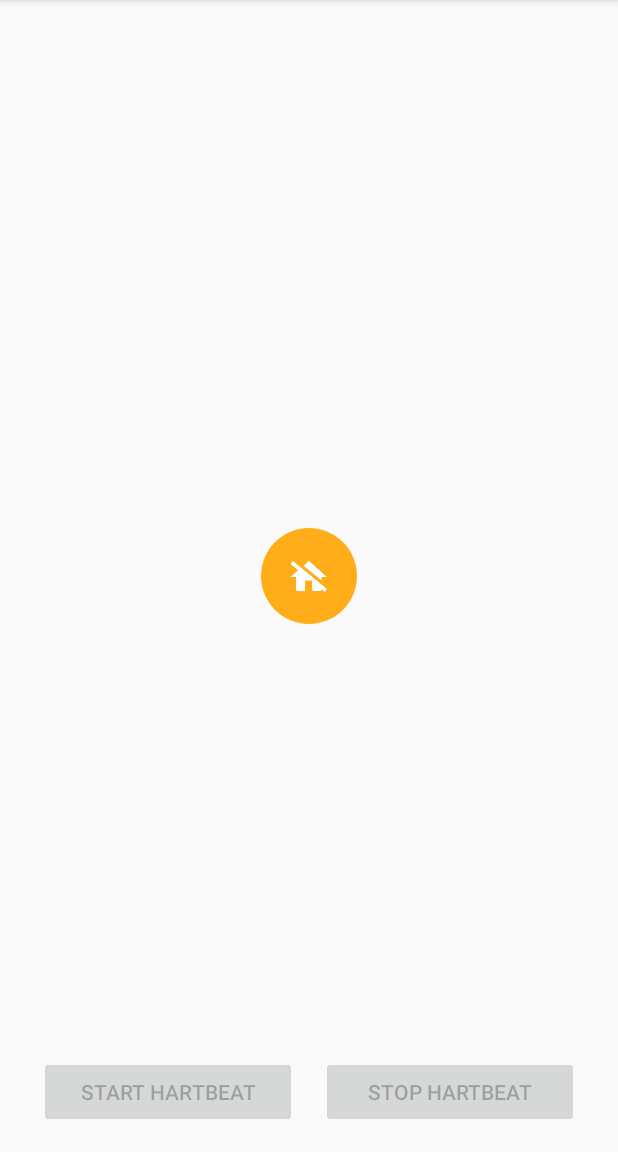
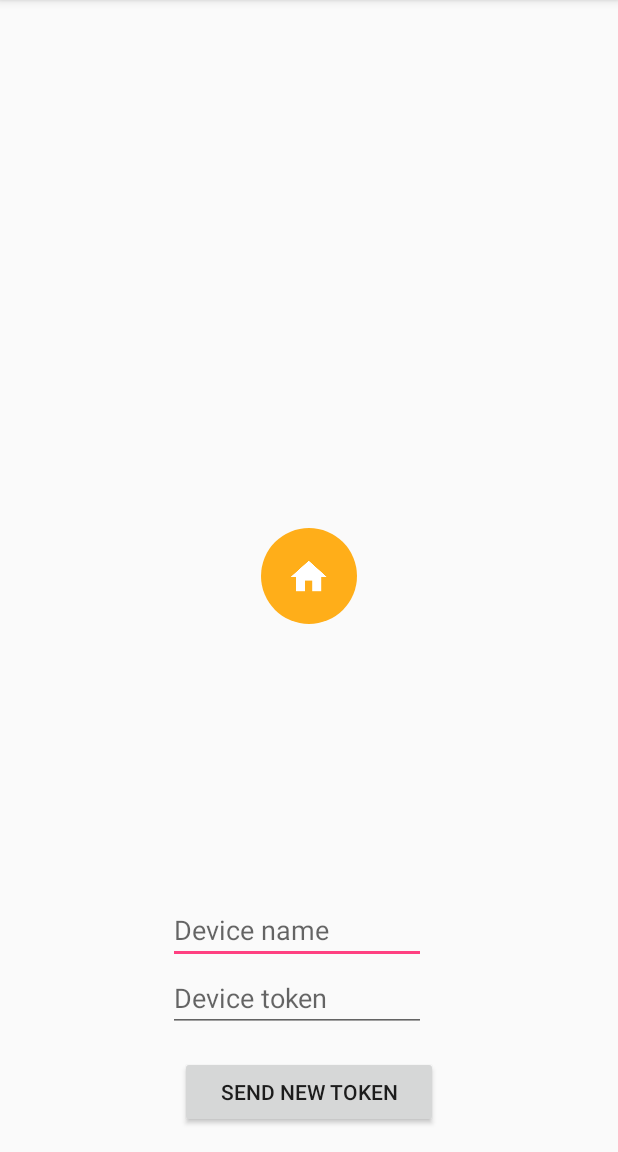
Before and after one commit to simmlemming/Home, an Android app: the screen it shows after launch (HomeActivity), on a phone screen of 412 x 824 dp, the part 84-1236 px from its top. Run offline under Robolectric (Android 15) with nearby library versions, the phone set to English and light mode, and no system bars; libraries missing offline, so code that uses them is left out: com.pubnub.api; 2 statements that could not run were skipped.

Commit message:
Client can send device token to server.

```diff
--- a/app/src/main/java/org/home/HomeActivity.java
+++ b/app/src/main/java/org/home/HomeActivity.java
@@ -6,8 +6,10 @@ import android.os.Bundle;
 import android.os.IBinder;
 import android.support.v7.app.AppCompatActivity;
 import android.view.View;
+import android.widget.EditText;
 import android.widget.ImageView;
 
+import org.home.network.SendGcmTokenRequest;
 import org.home.service.PubnubService;
 
 
@@ -58,7 +60,9 @@ public class HomeActivity extends AppCompatActivity implements View.OnClickListe
     };
 
     private PubnubService service;
-    private View startView, stopView;
+    private View sendTokenView;
+    private EditText deviceNameView, deviceTokenView;
+
     private ImageView iconView;
 
     @Override
@@ -67,11 +71,11 @@ public class HomeActivity extends AppCompatActivity implements View.OnClickListe
         setContentView(R.layout.activity_home);
 
         iconView = (ImageView) findViewById(R.id.icon);
-        startView = findViewById(R.id.start);
-        stopView = findViewById(R.id.stop);
+        sendTokenView = findViewById(R.id.send_token);
+        deviceNameView = (EditText) findViewById(R.id.device_name);
+        deviceTokenView = (EditText) findViewById(R.id.device_token);
 
-        startView.setOnClickListener(this);
-        stopView.setOnClickListener(this);
+        sendTokenView.setOnClickListener(this);
 
         bindService(PubnubService.intent(this), serviceConnection, BIND_AUTO_CREATE);
 
@@ -79,25 +83,29 @@ public class HomeActivity extends AppCompatActivity implements View.OnClickListe
     }
 
     private void updateUi() {
-        startView.setEnabled(service != null && !service.isHartbeating());
-        stopView.setEnabled(service != null && service.isHartbeating());
-
-        if (service == null || !service.isHartbeating()) {
-            iconView.setImageResource(R.drawable.ic_notification_fail);
-        }
+//        startView.setEnabled(service != null && !service.isHartbeating());
+//        stopView.setEnabled(service != null && service.isHartbeating());
+//
+//        if (service == null || !service.isHartbeating()) {
+//            iconView.setImageResource(R.drawable.ic_notification_fail);
+//        }
     }
 
     @Override
     public void onClick(View view) {
         switch (view.getId()) {
-            case R.id.start:
-                service.startHartbeat();
-                break;
-
-            case R.id.stop:
-                service.stopHartbeat();
+            case R.id.send_token:
+                sendToken();
                 break;
         }
+    }
+
+    private void sendToken() {
+        String deviceName = deviceNameView.getText().toString();
+        String deviceToken = deviceTokenView.getText().toString();
+
+        SendGcmTokenRequest request = new SendGcmTokenRequest(deviceName, deviceToken);
+        ((HomeApplication)getApplication()).getRequestQueue().add(request);
     }
 
     @Override
--- a/app/src/main/java/org/home/HomeApplication.java
+++ b/app/src/main/java/org/home/HomeApplication.java
@@ -2,6 +2,9 @@ package org.home;
 
 import android.app.Application;
 import android.os.Handler;
+
+import com.android.volley.RequestQueue;
+import com.android.volley.toolbox.Volley;
 
 import org.home.service.PubnubService;
 
@@ -13,6 +16,7 @@ public class HomeApplication extends Application {
     public static final String TAG = "Home";
 
     private Handler handler;
+    private RequestQueue requestQueue;
 
     @Override
     public void onCreate() {
@@ -20,7 +24,14 @@ public class HomeApplication extends Application {
 
         handler = new Handler();
 
+        requestQueue = Volley.newRequestQueue(this);
+        requestQueue.start();
+
         startService(PubnubService.intent(this));
+    }
+
+    public RequestQueue getRequestQueue() {
+        return requestQueue;
     }
 
     public void runOnUiThread(Runnable r) {
--- a/app/src/main/java/org/home/service/PubnubService.java
+++ b/app/src/main/java/org/home/service/PubnubService.java
@@ -70,13 +70,6 @@ public class PubnubService extends Service {
                 public void connectCallback(String channel, Object message) {
                     Log.i(HomeApplication.TAG, "connected, " + String.valueOf(message));
                     notifyConnected("Connected", "connected to main channel", R.drawable.ic_notification_ok);
-
-                    ((HomeApplication)getApplication()).runOnUiThread(new Runnable() {
-                        @Override
-                        public void run() {
-                            startHartbeat();
-                        }
-                    });
                 }
 
                 @Override
--- a/app/src/main/res/layout/activity_home.xml
+++ b/app/src/main/res/layout/activity_home.xml
@@ -21,21 +21,33 @@
     <LinearLayout
         android:layout_width="match_parent"
         android:layout_height="wrap_content"
+        android:layout_alignParentBottom="true"
         android:gravity="center_horizontal"
-        android:layout_alignParentBottom="true">
+        android:orientation="vertical">
+
+        <EditText
+            android:id="@+id/device_name"
+            android:layout_width="wrap_content"
+            android:layout_height="wrap_content"
+            android:layout_marginRight="8dp"
+            android:minWidth="172dp"
+            android:hint="Device name"
+            android:text="" />
+
+        <EditText
+            android:id="@+id/device_token"
+            android:layout_width="wrap_content"
+            android:layout_height="wrap_content"
+            android:layout_marginRight="8dp"
+            android:minWidth="172dp"
+            android:hint="Device token"
+            android:text="" />
 
         <Button
-            android:id="@+id/start"
+            android:id="@+id/send_token"
             android:layout_width="172dp"
             android:layout_height="wrap_content"
-            android:layout_marginRight="8dp"
-            android:text="Start hartbeat" />
-
-        <Button
-            android:id="@+id/stop"
-            android:layout_width="172dp"
-            android:layout_height="wrap_content"
-            android:layout_marginLeft="8dp"
-            android:text="Stop hartbeat" />
+            android:layout_marginTop="16dp"
+            android:text="Send new token" />
     </LinearLayout>
 </RelativeLayout>
```
Also changed, not shown: app/src/main/java/org/home/network/SendGcmTokenRequest.java (added, +64 -0 lines), app/libs/volley-1.0.1.jar (added), 4 other files.
